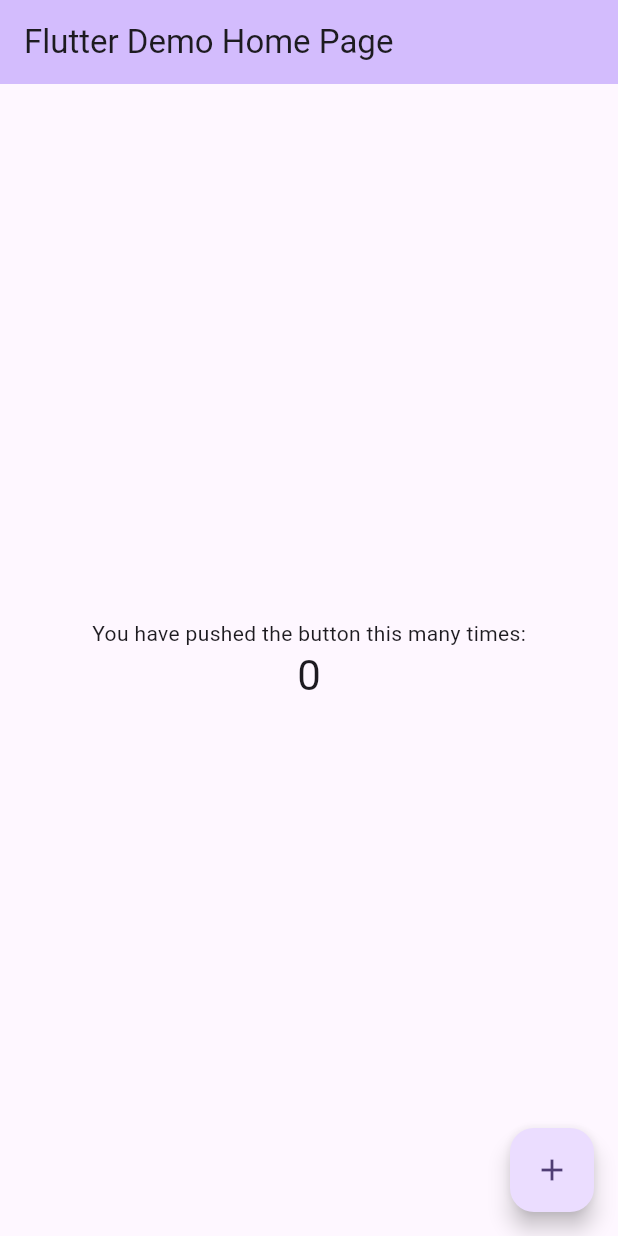
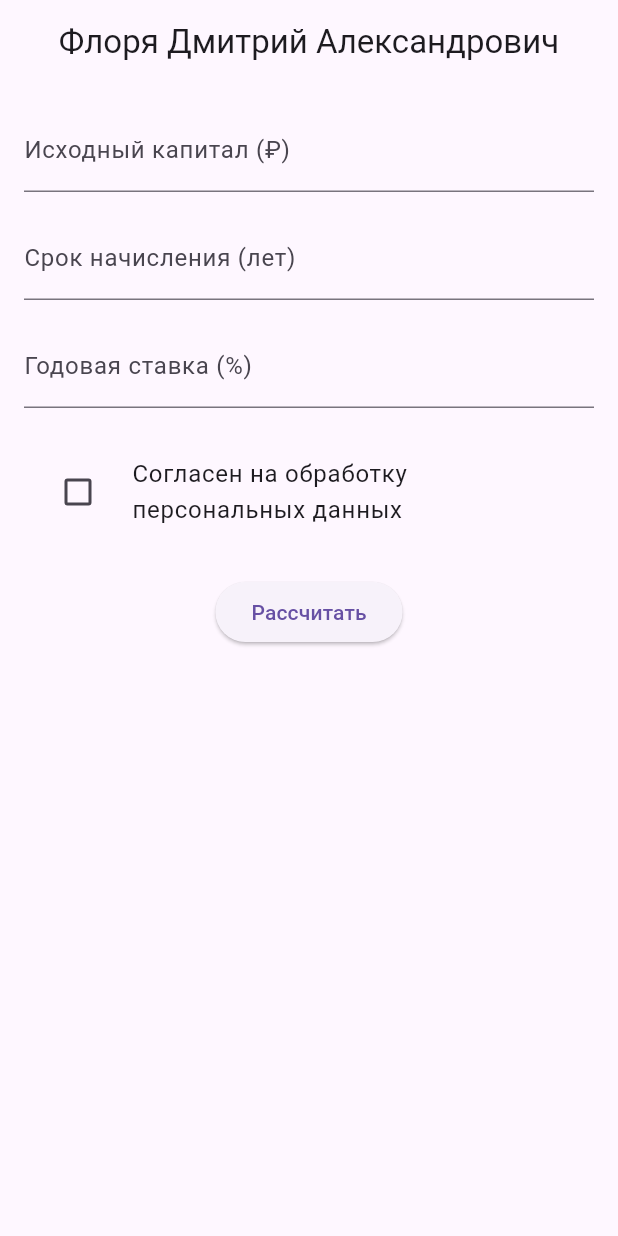
Before and after one commit to D1m0nd4ik/flutter_application_3, a Flutter app: the screen it shows after launch, on a phone screen of 412 x 824 dp. Run offline on Flutter 3.47's test engine with Material 3 defaults, Android fonts, the phone set to English and light mode, and no system bars.

Commit message:
Создание расчета простых процентов

```diff
--- a/lib/main.dart
+++ b/lib/main.dart
@@ -7,116 +7,202 @@ void main() {
 class MyApp extends StatelessWidget {
   const MyApp({super.key});
 
-  // This widget is the root of your application.
   @override
   Widget build(BuildContext context) {
     return MaterialApp(
-      title: 'Flutter Demo',
-      theme: ThemeData(
-        // This is the theme of your application.
-        //
-        // TRY THIS: Try running your application with "flutter run". You'll see
-        // the application has a purple toolbar. Then, without quitting the app,
-        // try changing the seedColor in the colorScheme below to Colors.green
-        // and then invoke "hot reload" (save your changes or press the "hot
-        // reload" button in a Flutter-supported IDE, or press "r" if you used
-        // the command line to start the app).
-        //
-        // Notice that the counter didn't reset back to zero; the application
-        // state is not lost during the reload. To reset the state, use hot
-        // restart instead.
-        //
-        // This works for code too, not just values: Most code changes can be
-        // tested with just a hot reload.
-        colorScheme: ColorScheme.fromSeed(seedColor: Colors.deepPurple),
-      ),
-      home: const MyHomePage(title: 'Flutter Demo Home Page'),
+      title: 'Калькулятор простых процентов',
+      theme: ThemeData(primarySwatch: Colors.blue),
+      home: const HomeScreen(),
     );
   }
 }
 
-class MyHomePage extends StatefulWidget {
-  const MyHomePage({super.key, required this.title});
-
-  // This widget is the home page of your application. It is stateful, meaning
-  // that it has a State object (defined below) that contains fields that affect
-  // how it looks.
-
-  // This class is the configuration for the state. It holds the values (in this
-  // case the title) provided by the parent (in this case the App widget) and
-  // used by the build method of the State. Fields in a Widget subclass are
-  // always marked "final".
-
-  final String title;
+class HomeScreen extends StatefulWidget {
+  const HomeScreen({super.key});
 
   @override
-  State<MyHomePage> createState() => _MyHomePageState();
+  State<HomeScreen> createState() => _HomeScreenState();
 }
 
-class _MyHomePageState extends State<MyHomePage> {
-  int _counter = 0;
+class _HomeScreenState extends State<HomeScreen> {
+  final _formKey = GlobalKey<FormState>();
+  final _capitalController = TextEditingController();
+  final _termController = TextEditingController();
+  final _rateController = TextEditingController();
+  bool _agreed = false;
 
-  void _incrementCounter() {
-    setState(() {
-      // This call to setState tells the Flutter framework that something has
-      // changed in this State, which causes it to rerun the build method below
-      // so that the display can reflect the updated values. If we changed
-      // _counter without calling setState(), then the build method would not be
-      // called again, and so nothing would appear to happen.
-      _counter++;
-    });
+  @override
+  void dispose() {
+    _capitalController.dispose();
+    _termController.dispose();
+    _rateController.dispose();
+    super.dispose();
+  }
+
+  void _submitForm() {
+    if (_formKey.currentState!.validate() && _agreed) {
+      double capital = double.parse(_capitalController.text);
+      int term = int.parse(_termController.text);
+      double rate = double.parse(_rateController.text);
+
+      Navigator.push(
+        context,
+        MaterialPageRoute(
+          builder: (context) => ResultScreen(
+            capital: capital,
+            term: term,
+            rate: rate,
+          ),
+        ),
+      );
+    } else if (!_agreed) {
+      ScaffoldMessenger.of(context).showSnackBar(
+        const SnackBar(content: Text('Необходимо согласие на обработку данных')),
+      );
+    }
   }
 
   @override
   Widget build(BuildContext context) {
-    // This method is rerun every time setState is called, for instance as done
-    // by the _incrementCounter method above.
-    //
-    // The Flutter framework has been optimized to make rerunning build methods
-    // fast, so that you can just rebuild anything that needs updating rather
-    // than having to individually change instances of widgets.
     return Scaffold(
       appBar: AppBar(
-        // TRY THIS: Try changing the color here to a specific color (to
-        // Colors.amber, perhaps?) and trigger a hot reload to see the AppBar
-        // change color while the other colors stay the same.
-        backgroundColor: Theme.of(context).colorScheme.inversePrimary,
-        // Here we take the value from the MyHomePage object that was created by
-        // the App.build method, and use it to set our appbar title.
-        title: Text(widget.title),
+        title: const Text('Флоря Дмитрий Александрович'), // Ваше ФИО
+        centerTitle: true,
       ),
-      body: Center(
-        // Center is a layout widget. It takes a single child and positions it
-        // in the middle of the parent.
+      body: Padding(
+        padding: const EdgeInsets.all(16.0),
+        child: Form(
+          key: _formKey,
+          child: Column(
+            children: [
+              TextFormField(
+                controller: _capitalController,
+                decoration: const InputDecoration(labelText: 'Исходный капитал (₽)'),
+                keyboardType: TextInputType.number,
+                validator: (value) {
+                  if (value == null || value.isEmpty) {
+                    return 'Введите капитал';
+                  }
+                  if (double.tryParse(value) == null || double.parse(value) <= 0) {
+                    return 'Введите корректное положительное число';
+                  }
+                  return null;
+                },
+              ),
+              const SizedBox(height: 16),
+              TextFormField(
+                controller: _termController,
+                decoration: const InputDecoration(labelText: 'Срок начисления (лет)'),
+                keyboardType: TextInputType.number,
+                validator: (value) {
+                  if (value == null || value.isEmpty) {
+                    return 'Введите срок';
+                  }
+                  if (int.tryParse(value) == null || int.parse(value) <= 0) {
+                    return 'Введите корректное целое положительное число';
+                  }
+                  return null;
+                },
+              ),
+              const SizedBox(height: 16),
+              TextFormField(
+                controller: _rateController,
+                decoration: const InputDecoration(labelText: 'Годовая ставка (%)'),
+                keyboardType: TextInputType.number,
+                validator: (value) {
+                  if (value == null || value.isEmpty) {
+                    return 'Введите ставку';
+                  }
+                  if (double.tryParse(value) == null || double.parse(value) <= 0) {
+                    return 'Введите корректное положительное число';
+                  }
+                  return null;
+                },
+              ),
+              const SizedBox(height: 24),
+              CheckboxListTile(
+                title: const Text('Согласен на обработку персональных данных'),
+                value: _agreed,
+                onChanged: (bool? value) {
+                  setState(() {
+                    _agreed = value ?? false;
+                  });
+                },
+                controlAffinity: ListTileControlAffinity.leading,
+              ),
+              const SizedBox(height: 24),
+              ElevatedButton(
+                onPressed: _submitForm,
+                child: const Text('Рассчитать'),
+              ),
+            ],
+          ),
+        ),
+      ),
+    );
+  }
+}
+
+// Экран с результатом
+class ResultScreen extends StatelessWidget {
+  final double capital;
+  final int term;
+  final double rate;
+
+  const ResultScreen({
+    super.key,
+    required this.capital,
+    required this.term,
+    required this.rate,
+  });
+
+  double calculateSimpleInterest() {
+    return capital * (1 + (rate / 100) * term);
+  }
+
+  @override
+  Widget build(BuildContext context) {
+    final result = calculateSimpleInterest();
+
+    return Scaffold(
+      appBar: AppBar(
+        title: const Text('Результат расчета'),
+        centerTitle: true,
+      ),
+      body: Padding(
+        padding: const EdgeInsets.all(16.0),
         child: Column(
-          // Column is also a layout widget. It takes a list of children and
-          // arranges them vertically. By default, it sizes itself to fit its
-          // children horizontally, and tries to be as tall as its parent.
-          //
-          // Column has various properties to control how it sizes itself and
-          // how it positions its children. Here we use mainAxisAlignment to
-          // center the children vertically; the main axis here is the vertical
-          // axis because Columns are vertical (the cross axis would be
-          // horizontal).
-          //
-          // TRY THIS: Invoke "debug painting" (choose the "Toggle Debug Paint"
-          // action in the IDE, or press "p" in the console), to see the
-          // wireframe for each widget.
-          mainAxisAlignment: MainAxisAlignment.center,
-          children: <Widget>[
-            const Text('You have pushed the button this many times:'),
+          crossAxisAlignment: CrossAxisAlignment.start,
+          children: [
+            const Text(
+              'Результат:',
+              style: TextStyle(fontSize: 24, fontWeight: FontWeight.bold),
+            ),
+            const SizedBox(height: 20),
+            Text('Исходный капитал: ${capital.toStringAsFixed(2)} ₽'),
+            const SizedBox(height: 8),
+            Text('Срок: $term лет'),
+            const SizedBox(height: 8),
+            Text('Ставка: $rate%'),
+            const SizedBox(height: 20),
+            const Divider(),
+            const SizedBox(height: 20),
             Text(
-              '$_counter',
-              style: Theme.of(context).textTheme.headlineMedium,
+              'Итоговая сумма: ${result.toStringAsFixed(2)} ₽',
+              style: const TextStyle(fontSize: 20, fontWeight: FontWeight.bold),
+            ),
+            const Spacer(),
+            Center(
+              child: ElevatedButton(
+                onPressed: () {
+                  Navigator.pop(context);
+                },
+                child: const Text('Назад'),
+              ),
             ),
           ],
         ),
       ),
-      floatingActionButton: FloatingActionButton(
-        onPressed: _incrementCounter,
-        tooltip: 'Increment',
-        child: const Icon(Icons.add),
-      ), // This trailing comma makes auto-formatting nicer for build methods.
     );
   }
 }
```
